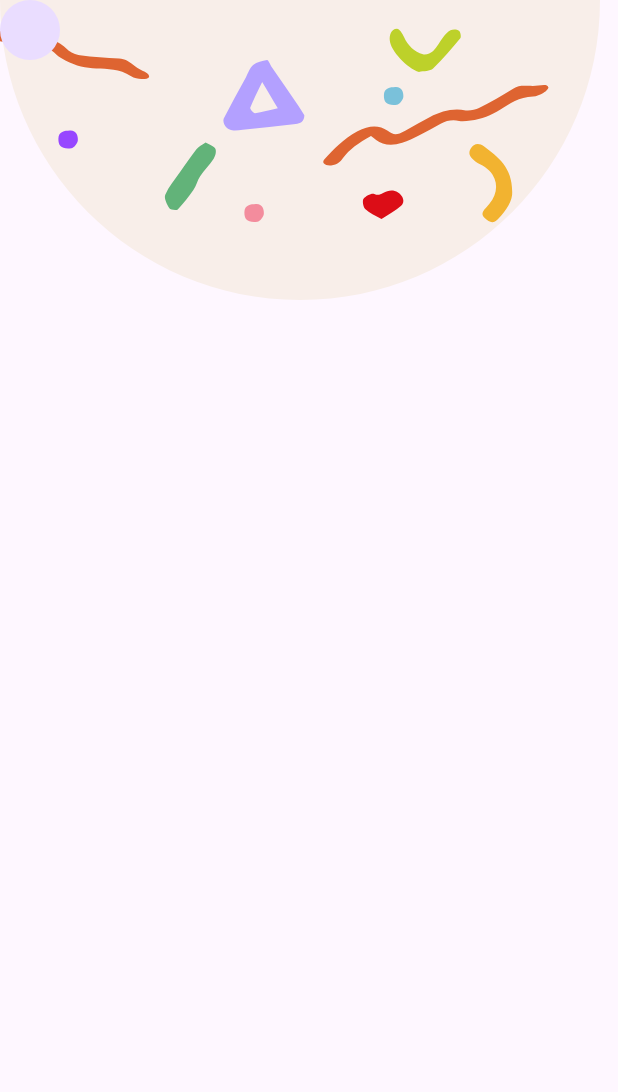
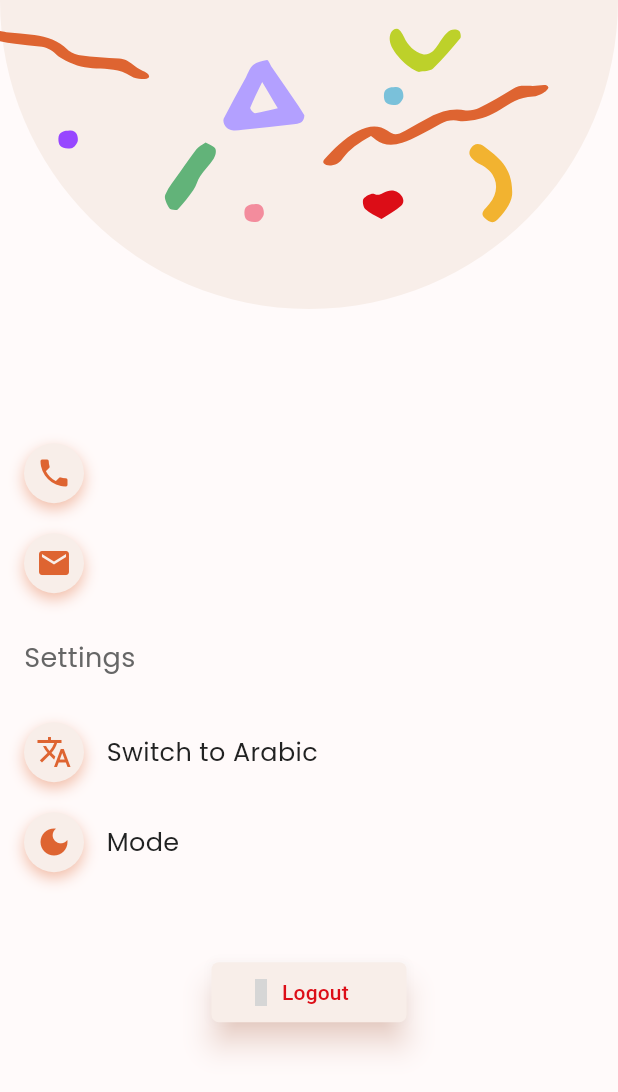
Before and after one commit to Rahafahg/shaghaf, a Flutter app: the ProfileScreen screen opened directly, on a phone screen of 412 x 824 dp. Shown: the top 1092 px of the screen. Run offline on Flutter 3.47's test engine with Material 3 defaults, Android fonts, the light colour scheme and no system bars; our stand-ins replace bloc, device_preview, flutter_bloc, flutter_dotenv, font_awesome_flutter, get_it and 7 more; missing offline and left inert: flutter_multi_select_items, otp_timer_button; accounts and stored records are empty; grey boxes are pictures that could not be loaded.

Commit message:
profile page

```diff
--- a/lib/constants/constants.dart
+++ b/lib/constants/constants.dart
@@ -9,4 +9,6 @@ class Constants {
   static const Color lightGreen = Color(0xffBDD12A);
   static const Color textColor = Color(0xff212222);
   static const Color cardColor = Color(0xffFFFDFD);
+  static const Color profileColor = Color(0xffF8EEE9);
+  static const Color appRedColor = Color(0xffDC0D17);
 }
--- a/lib/screens/user_screens/profile_screen.dart
+++ b/lib/screens/user_screens/profile_screen.dart
@@ -1,6 +1,12 @@
 import 'package:flutter/material.dart';
-import 'package:flutter/widgets.dart';
+import 'package:get_it/get_it.dart';
+import 'package:hugeicons/hugeicons.dart';
+import 'package:shaghaf/constants/constants.dart';
+import 'package:shaghaf/data_layer/auth_layer.dart';
+import 'package:shaghaf/extensions/screen_nav.dart';
 import 'package:shaghaf/extensions/screen_size.dart';
+import 'package:shaghaf/screens/auth_screens/login_screen.dart';
+import 'package:shaghaf/widgets/cards/profile_card.dart';
 import 'package:shaghaf/widgets/chapes/profile_shape.dart';
 
 class ProfileScreen extends StatelessWidget {
@@ -8,22 +14,87 @@ class ProfileScreen extends StatelessWidget {
 
   @override
   Widget build(BuildContext context) {
+    final user = GetIt.I.get<AuthLayer>().user;
     return Scaffold(
+      backgroundColor: Constants.backgroundColor,
       body: Column(
         crossAxisAlignment: CrossAxisAlignment.center,
         children: [
           SizedBox(
             width: context.getWidth(),
+            height: context.getHeight(divideBy: 3.5),
             child: Stack(
               children: [
                 CustomPaint(
                   size: Size(context.getWidth(), 200),
-                  painter: RPSCustomPainter(),
+                  painter: RPSCustomPainter(width: context.getWidth()),
                 ),
-                CircleAvatar()
+                //--> profile image Avatar for orgnazire
+                // Positioned(
+                //     bottom: 0,
+                //     left: 10,
+                //     right: 10,
+                //     child: CircleAvatar(
+                //         backgroundColor: Colors.black,
+                //         radius: 46,
+                //         child: Image.asset(
+                //             "assets/images/default_organizer_image.png")))
               ],
             ),
-          )
+          ),
+          Text(
+            "${user?.firstName}${user?.lastName}",
+            style: const TextStyle(
+              fontSize: 24,
+              fontWeight: FontWeight.w500,
+              color: Constants.textColor,
+              fontFamily: "Poppins",
+            ),
+          ),
+          const SizedBox(height: 10),
+          Padding(
+            padding: const EdgeInsets.all(16.0),
+            child: Column(
+              crossAxisAlignment: CrossAxisAlignment.start,
+              children: [
+                ProfileCard(text: user?.phoneNumber ?? "", icon: Icons.phone),
+                ProfileCard(text: user?.email ?? "", icon: Icons.mail),
+                const SizedBox(height: 10),
+                const Text("Settings",
+                    style: TextStyle(
+                      fontSize: 18,
+                      color: Color(0xff666666),
+                      fontFamily: "Poppins",
+                    )),
+                const SizedBox(height: 30),
+                const ProfileCard(
+                    text: "Switch to Arabic", icon: Icons.translate),
+                const ProfileCard(text: "Mode", icon: Icons.dark_mode),
+              ],
+            ),
+          ),
+          const SizedBox(height: 20),
+          ElevatedButton(
+              style: ElevatedButton.styleFrom(
+                  shape: RoundedRectangleBorder(
+                      borderRadius: BorderRadius.circular(5)),
+                  shadowColor: const Color.fromARGB(104, 222, 101, 49),
+                  foregroundColor: Constants.appRedColor,
+                  backgroundColor: Constants.profileColor,
+                  elevation: 8,
+                  fixedSize: const Size(130, 34)),
+              onPressed: () {
+                GetIt.I.get<AuthLayer>().user = null;
+                GetIt.I.get<AuthLayer>().box.erase();
+                context.pushRemove(screen: const LoginScreen());
+              },
+              child: const Row(
+                children: [
+                  Icon(HugeIcons.strokeRoundedLogout01),
+                  SizedBox(width: 5),
+                  Text("Logout"),
+                ],
+              ))
         ],
       ),
     );
--- /dev/null
+++ b/lib/widgets/cards/profile_card.dart
@@ -0,0 +1,51 @@
+import 'package:flutter/material.dart';
+import 'package:shaghaf/constants/constants.dart';
+
+class ProfileCard extends StatelessWidget {
+  const ProfileCard(
+      {super.key, required this.text, required this.icon, this.onTap});
+
+  final String text;
+  final IconData icon;
+  final Function()? onTap;
+
+  @override
+  Widget build(BuildContext context) {
+    return Padding(
+      padding: const EdgeInsets.only(bottom: 20),
+      child: InkWell(
+        onTap: onTap,
+        child: Row(
+          children: [
+            Container(
+              decoration: const BoxDecoration(
+                shape: BoxShape.circle,
+                boxShadow: [
+                  BoxShadow(
+                      offset: Offset(0, 4),
+                      blurRadius: 8,
+                      color: Color.fromARGB(104, 222, 101, 49),
+                      spreadRadius: 0)
+                ],
+              ),
+              child: CircleAvatar(
+                backgroundColor: Constants.profileColor,
+                child: Icon(
+                  icon,
+                  color: Constants.mainOrange,
+                ),
+              ),
+            ),
+            const SizedBox(width: 15),
+            Text(text,
+                style: const TextStyle(
+                  fontSize: 17,
+                  color: Constants.textColor,
+                  fontFamily: "Poppins",
+                ))
+          ],
+        ),
+      ),
+    );
+  }
+}
--- a/lib/widgets/chapes/profile_shape.dart
+++ b/lib/widgets/chapes/profile_shape.dart
@@ -1,13 +1,19 @@
 import 'package:flutter/material.dart';
 
 class RPSCustomPainter extends CustomPainter {
+  final double width;
+
+  RPSCustomPainter({super.repaint, required this.width});
   @override
   void paint(Canvas canvas, Size size) {
+    double scale = width / 400;
     Path path_0 = Path();
-    path_0.moveTo(200, 200);
-    path_0.cubicTo(310.457, 200, 400, 110.457, 400, 0);
+    path_0.moveTo(200 * scale, 200 * scale);
+    path_0.cubicTo(310.457 * scale, 200 * scale, 400 * scale, 110.457 * scale,
+        400 * scale, 0);
     path_0.lineTo(0, 0);
-    path_0.cubicTo(0, 110.457, 89.5431, 200, 200, 200);
+    path_0.cubicTo(0, 110.457 * scale, 89.5431 * scale, 200 * scale,
+        200 * scale, 200 * scale);
     path_0.close();
 
     Paint paint_0_fill = Paint()..style = PaintingStyle.fill;
```
